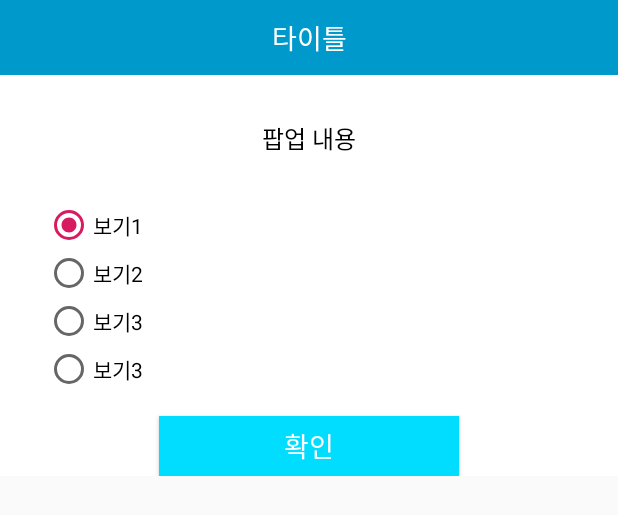
After one commit to kdh3040/BookViewer, an Android app: the layout popup_question_2.xml on its own in the app's theme, with its tools: preview values and no code run, on a phone screen of 412 x 824 dp. The commit adds this screen. Shown: the top 515 px of the screen. Run offline under Robolectric (Android 15) with nearby library versions, the phone set to English and light mode, and no system bars.

Commit message:
[배환웅] 기본 팝업, 문제 팝업 추가

```diff
--- a/app/src/main/java/bookviewer/bookviewer/com/bookviewer/MainActivity.java
+++ b/app/src/main/java/bookviewer/bookviewer/com/bookviewer/MainActivity.java
@@ -44,7 +44,7 @@ public class MainActivity extends AppCompatActivity {
         BookRecyclerView.setHasFixedSize(true);
         BookRecyclerView.setLayoutManager(new GridLayoutManager(getApplicationContext(), 3));
 
-        BookListViewAdapter = new BookListAdapter(getApplicationContext());
+        BookListViewAdapter = new BookListAdapter(MainActivity.this);
         BookRecyclerView.setAdapter(BookListViewAdapter);
 
         //BookRecyclerView.setLayoutManager(new LinearLayoutManager(getApplicationContext(), LinearLayoutManager.VERTICAL, false));
--- /dev/null
+++ b/app/src/main/res/layout/popup_question_2.xml
@@ -0,0 +1,74 @@
+<?xml version="1.0" encoding="utf-8"?>
+<LinearLayout xmlns:android="http://schemas.android.com/apk/res/android"
+android:layout_width="match_parent"
+android:layout_height="wrap_content"
+android:background="@color/white"
+android:orientation="vertical">
+
+    <TextView
+        android:id="@+id/question_title"
+        android:layout_width="match_parent"
+        android:layout_height="50dp"
+        android:background="@color/popup_title_bg_color"
+        android:gravity="center"
+        android:textColor="@android:color/white"
+        android:textSize="18sp"
+        android:text="타이틀"/>
+
+    <TextView
+        android:id="@+id/question_msg"
+        android:layout_width="match_parent"
+        android:layout_height="wrap_content"
+        android:gravity="center"
+        android:padding="30dp"
+        android:textColor="@android:color/black"
+        android:textSize="16sp"
+        android:text="팝업 내용"/>
+
+    <RadioGroup
+        android:id="@+id/question_example_group"
+        android:layout_width="match_parent"
+        android:layout_height="wrap_content"
+        android:layout_marginLeft="30dp"
+        android:layout_marginRight="30dp"
+        android:orientation="vertical">
+        <RadioButton
+            android:id="@+id/question_example_1"
+            android:text="보기1"
+            android:layout_width="wrap_content"
+            android:layout_height="0dp"
+            android:layout_weight="1"
+            android:checked="true"/>
+        <RadioButton
+            android:id="@+id/question_example_2"
+            android:text="보기2"
+            android:layout_width="wrap_content"
+            android:layout_height="0dp"
+            android:layout_weight="1" />
+        <RadioButton
+            android:id="@+id/question_example_3"
+            android:text="보기3"
+            android:layout_width="wrap_content"
+            android:layout_height="0dp"
+            android:layout_weight="1" />
+        <RadioButton
+            android:id="@+id/question_example_4"
+            android:text="보기3"
+            android:layout_width="wrap_content"
+            android:layout_height="0dp"
+            android:layout_weight="1" />
+    </RadioGroup>
+
+    <Button
+        android:id="@+id/question_submit"
+        android:layout_width="200dp"
+        android:layout_height="40dp"
+        android:layout_marginTop="15dp"
+        android:layout_weight="1"
+        android:background="@android:color/holo_blue_bright"
+        android:textColor="@android:color/white"
+        android:textSize="18sp"
+        android:layout_gravity="center"
+        android:text="확인"/>
+
+</LinearLayout>
--- a/app/src/main/res/values/colors.xml
+++ b/app/src/main/res/values/colors.xml
@@ -3,4 +3,10 @@
     <color name="colorPrimary">#008577</color>
     <color name="colorPrimaryDark">#00574B</color>
     <color name="colorAccent">#D81B60</color>
+
+    <color name ="popup_title_bg_color">#ff0099cc</color>
+
+    <color name ="baseColor2">#7f75b3</color>
+    <color name="white">#ffffff</color>
+    <color name ="baseColorDark">#2e2b57</color>
 </resources>
```
Also changed, not shown: app/src/main/java/bookviewer/bookviewer/com/bookviewer/CommonFunc.java (+158 -0 lines), app/src/main/res/layout/popup_default.xml (added, +58 -0 lines), app/src/main/res/layout/popup_question_1.xml (added, +47 -0 lines).
